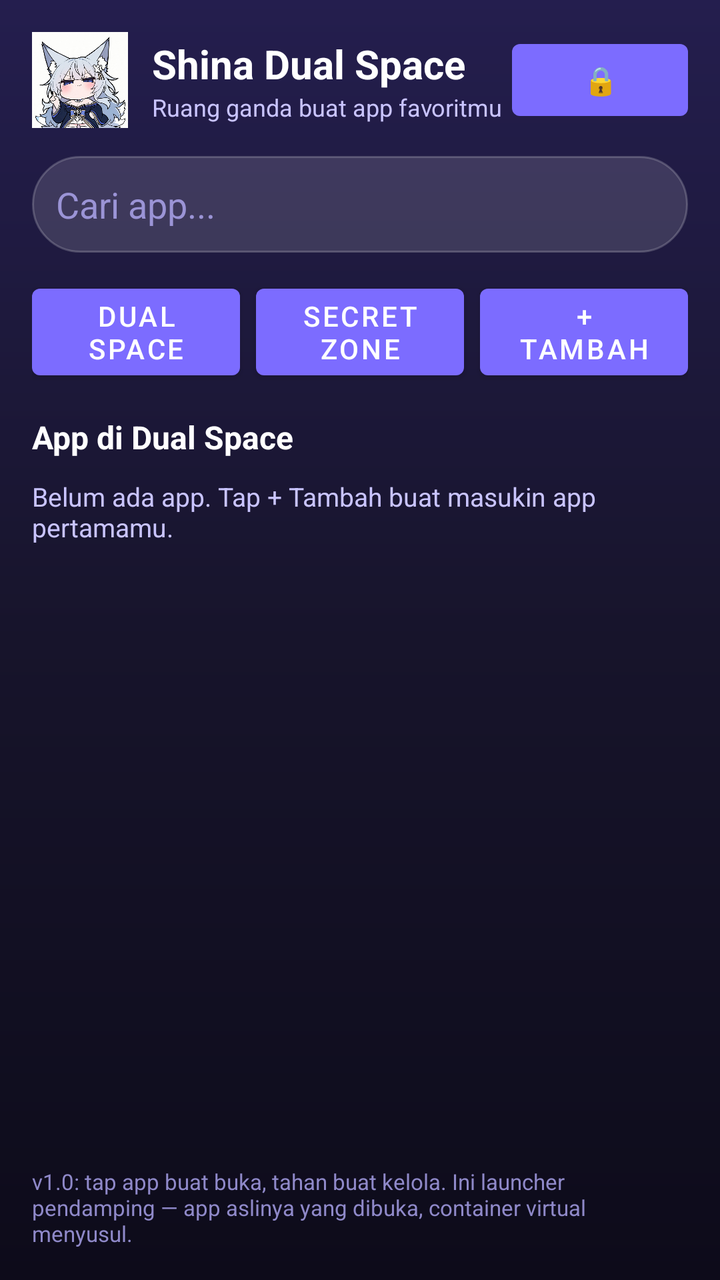
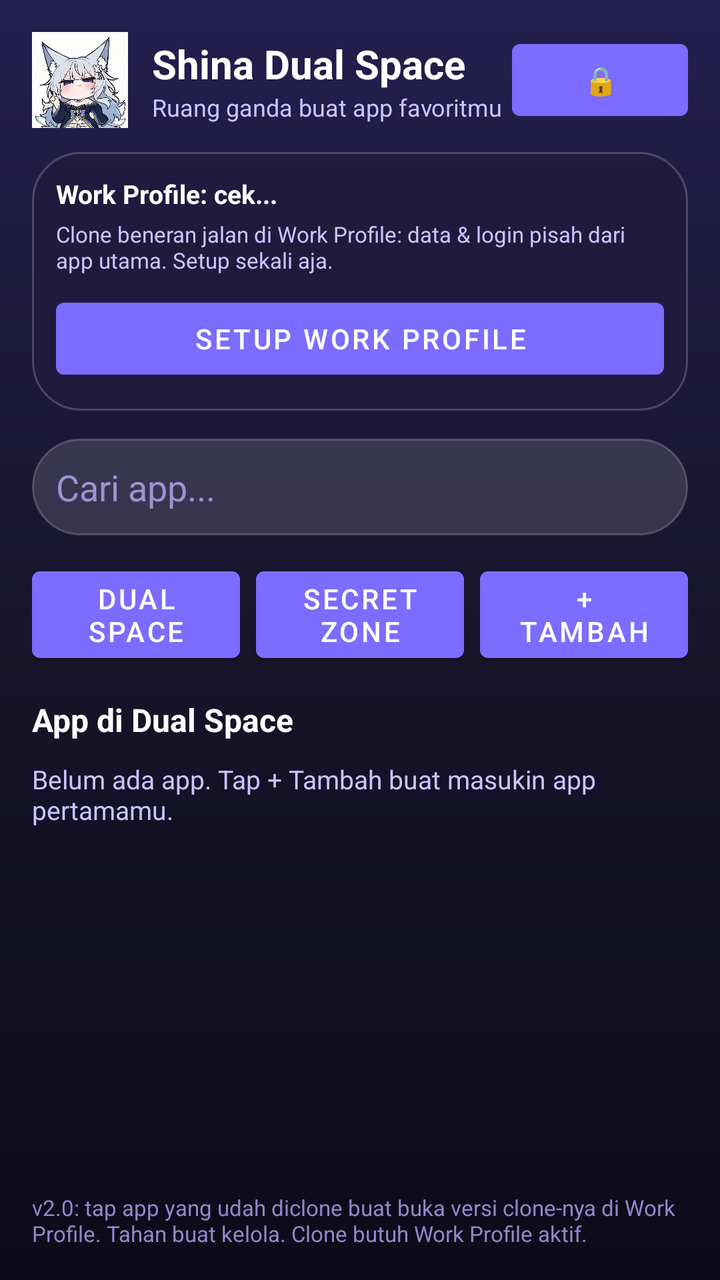

Before-and-after screenshots of an Android layout around one commit, followed by the original layout XML and the change that was made.
<!-- AndroidManifest.xml: application theme Theme.ShinaDualSpace -->
<!-- res/layout/activity_main.xml -->
<?xml version="1.0" encoding="utf-8"?>
<LinearLayout xmlns:android="http://schemas.android.com/apk/res/android"
    android:layout_width="match_parent"
    android:layout_height="match_parent"
    android:background="@drawable/bg_gradient"
    android:orientation="vertical"
    android:padding="16dp">

    <LinearLayout
        android:layout_width="match_parent"
        android:layout_height="wrap_content"
        android:gravity="center_vertical"
        android:orientation="horizontal">

        <ImageView
            android:layout_width="48dp"
            android:layout_height="48dp"
            android:src="@drawable/ic_launcher" />

        <LinearLayout
            android:layout_width="0dp"
            android:layout_height="wrap_content"
            android:layout_marginStart="12dp"
            android:layout_weight="1"
            android:orientation="vertical">

            <TextView
                android:layout_width="wrap_content"
                android:layout_height="wrap_content"
                android:text="Shina Dual Space"
                android:textColor="#FFFFFF"
                android:textSize="20sp"
                android:textStyle="bold" />

            <TextView
                android:layout_width="wrap_content"
                android:layout_height="wrap_content"
                android:text="Ruang ganda buat app favoritmu"
                android:textColor="#C9C4FF"
                android:textSize="12sp" />
        </LinearLayout>

        <Button
            android:id="@+id/lockBtn"
            android:layout_width="wrap_content"
            android:layout_height="wrap_content"
            android:text="🔒" />
    </LinearLayout>

    <EditText
        android:id="@+id/searchInput"
        android:layout_width="match_parent"
        android:layout_height="wrap_content"
        android:layout_marginTop="14dp"
        android:background="@drawable/bg_search"
        android:hint="Cari app..."
        android:padding="12dp"
        android:textColor="#FFFFFF"
        android:textColorHint="#9B94D6" />

    <LinearLayout
        android:layout_width="match_parent"
        android:layout_height="wrap_content"
        android:layout_marginTop="12dp"
        android:orientation="horizontal">

        <Button
            android:id="@+id/tabDualBtn"
            android:layout_width="0dp"
            android:layout_height="wrap_content"
            android:layout_weight="1"
            android:text="Dual Space" />

        <Button
            android:id="@+id/tabSecretBtn"
            android:layout_width="0dp"
            android:layout_height="wrap_content"
            android:layout_marginStart="8dp"
            android:layout_weight="1"
            android:text="Secret Zone" />

        <Button
            android:id="@+id/addBtn"
            android:layout_width="0dp"
            android:layout_height="wrap_content"
            android:layout_marginStart="8dp"
            android:layout_weight="1"
            android:text="+ Tambah" />
    </LinearLayout>

    <TextView
        android:id="@+id/sectionTitle"
        android:layout_width="wrap_content"
        android:layout_height="wrap_content"
        android:layout_marginTop="14dp"
        android:text="App di Dual Space"
        android:textColor="#FFFFFF"
        android:textSize="16sp"
        android:textStyle="bold" />

    <TextView
        android:id="@+id/emptyText"
        android:layout_width="match_parent"
        android:layout_height="wrap_content"
        android:layout_marginTop="10dp"
        android:text="Belum ada app. Tap + Tambah buat masukin app pertamamu."
        android:textColor="#C9C4FF"
        android:textSize="13sp" />

    <GridView
        android:id="@+id/appGrid"
        android:layout_width="match_parent"
        android:layout_height="0dp"
        android:layout_marginTop="10dp"
        android:layout_weight="1"
        android:numColumns="4"
        android:verticalSpacing="10dp"
        android:horizontalSpacing="10dp" />

    <ListView
        android:id="@+id/pickerList"
        android:layout_width="match_parent"
        android:layout_height="0dp"
        android:layout_marginTop="10dp"
        android:layout_weight="1"
        android:visibility="gone" />

    <TextView
        android:layout_width="match_parent"
        android:layout_height="wrap_content"
        android:layout_marginTop="8dp"
        android:text="v1.0: tap app buat buka, tahan buat kelola. Ini launcher pendamping — app aslinya yang dibuka, container virtual menyusul."
        android:textColor="#8F89C9"
        android:textSize="11sp" />
</LinearLayout>
<!-- resources referenced by this layout -->
<resources>
  <!-- drawable bg_gradient (drawable) -->
  <?xml version="1.0" encoding="utf-8"?>
  <shape xmlns:android="http://schemas.android.com/apk/res/android" android:shape="rectangle">
      <gradient android:angle="270" android:startColor="#241E4E" android:centerColor="#17142B" android:endColor="#0D0B1A" android:type="linear" />
  </shape>
  <!-- drawable bg_search (drawable) -->
  <?xml version="1.0" encoding="utf-8"?>
  <shape xmlns:android="http://schemas.android.com/apk/res/android" android:shape="rectangle">
      <corners android:radius="24dp" />
      <solid android:color="#22FFFFFF" />
      <stroke android:width="1dp" android:color="#33FFFFFF" />
      <padding android:left="16dp" android:top="10dp" android:right="16dp" android:bottom="10dp" />
  </shape>
  <!-- drawable ic_launcher: png bitmap (drawable-nodpi, 298884 bytes) -->
  <style name="Theme.ShinaDualSpace" parent="Theme.MaterialComponents.DayNight.NoActionBar">
          <item name="colorPrimary">#7C6CFF</item>
          <item name="colorPrimaryVariant">#5A45E0</item>
          <item name="colorOnPrimary">#FFFFFF</item>
          <item name="colorSecondary">#64D8FF</item>
          <item name="android:statusBarColor">#17142B</item>
          <item name="android:navigationBarColor">#0D0B1A</item>
          <item name="android:windowBackground">#17142B</item>
      </style>
</resources>

<!-- the commit's change to res/layout/activity_main.xml (unified diff, before → after) -->
@@ -45,6 +45,39 @@
             android:layout_width="wrap_content"
             android:layout_height="wrap_content"
             android:text="🔒" />
+    </LinearLayout>
+
+    <LinearLayout
+        android:layout_width="match_parent"
+        android:layout_height="wrap_content"
+        android:layout_marginTop="12dp"
+        android:background="@drawable/bg_card"
+        android:orientation="vertical"
+        android:padding="12dp">
+
+        <TextView
+            android:id="@+id/profileStatus"
+            android:layout_width="match_parent"
+            android:layout_height="wrap_content"
+            android:text="Work Profile: cek..."
+            android:textColor="#FFFFFF"
+            android:textSize="13sp"
+            android:textStyle="bold" />
+
+        <TextView
+            android:layout_width="match_parent"
+            android:layout_height="wrap_content"
+            android:layout_marginTop="4dp"
+            android:text="Clone beneran jalan di Work Profile: data &amp; login pisah dari app utama. Setup sekali aja."
+            android:textColor="#C9C4FF"
+            android:textSize="11sp" />
+
+        <Button
+            android:id="@+id/setupProfileBtn"
+            android:layout_width="match_parent"
+            android:layout_height="wrap_content"
+            android:layout_marginTop="8dp"
+            android:text="Setup Work Profile" />
     </LinearLayout>
 
     <EditText
@@ -129,7 +162,7 @@
         android:layout_width="match_parent"
         android:layout_height="wrap_content"
         android:layout_marginTop="8dp"
-        android:text="v1.0: tap app buat buka, tahan buat kelola. Ini launcher pendamping — app aslinya yang dibuka, container virtual menyusul."
+        android:text="v2.0: tap app yang udah diclone buat buka versi clone-nya di Work Profile. Tahan buat kelola. Clone butuh Work Profile aktif."
         android:textColor="#8F89C9"
         android:textSize="11sp" />
 </LinearLayout>
<!-- resource entries referenced after the edit -->
@@ -1,5 +1,13 @@
 <!-- resources referenced by this layout -->
 <resources>
+  <!-- drawable bg_card (drawable) -->
+  <?xml version="1.0" encoding="utf-8"?>
+  <shape xmlns:android="http://schemas.android.com/apk/res/android" android:shape="rectangle">
+      <corners android:radius="24dp" />
+      <solid android:color="#CC211C3D" />
+      <stroke android:width="1dp" android:color="#33FFFFFF" />
+      <padding android:left="12dp" android:top="12dp" android:right="12dp" android:bottom="12dp" />
+  </shape>
   <!-- drawable bg_gradient (drawable) -->
   <?xml version="1.0" encoding="utf-8"?>
   <shape xmlns:android="http://schemas.android.com/apk/res/android" android:shape="rectangle">
